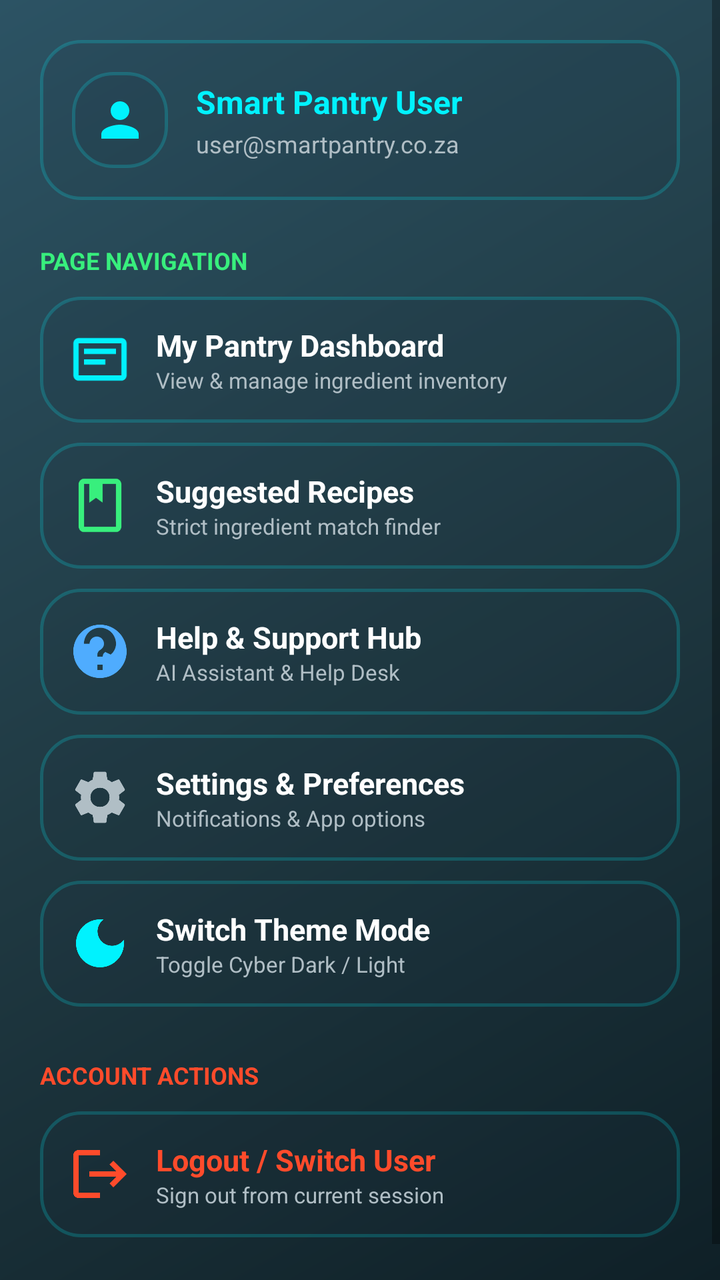
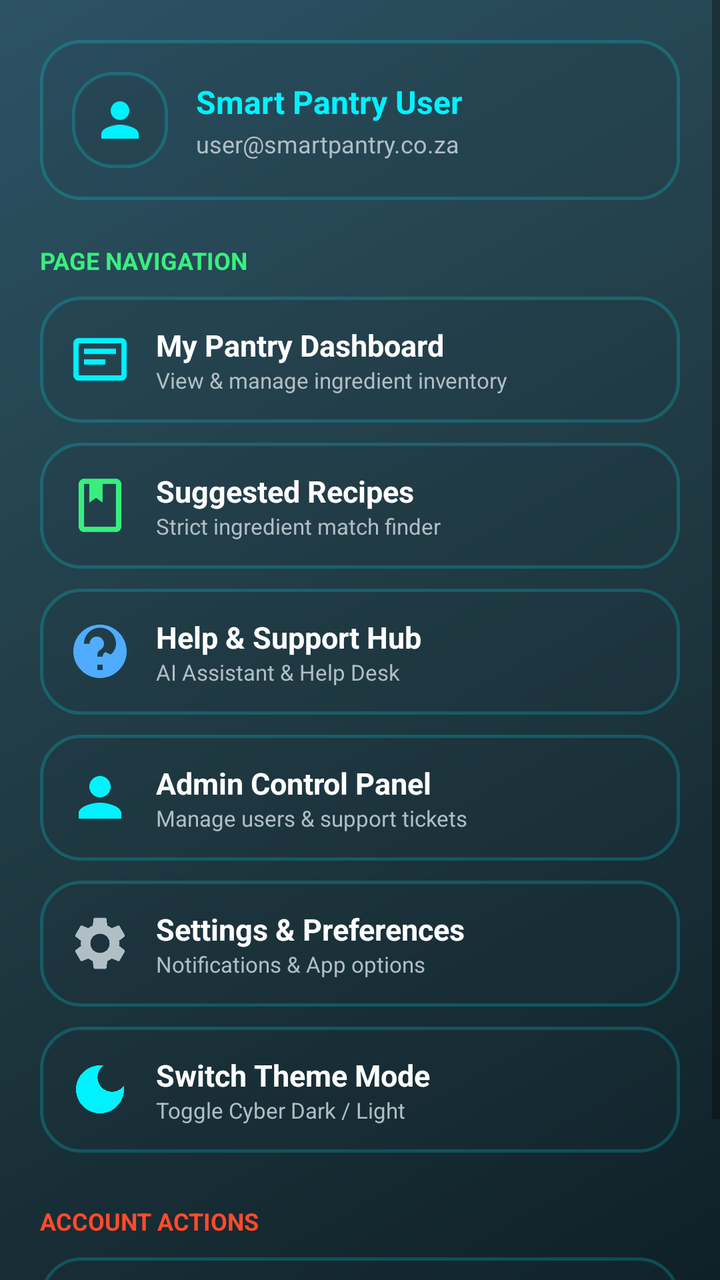

Compare the two renders of this Android layout. The source of the first and the diff that turns it into the second are given below.
<!-- AndroidManifest.xml: application theme AppTheme -->
<!-- res/layout/nav_sidebar.xml -->
<?xml version="1.0" encoding="utf-8"?>
<ScrollView xmlns:android="http://schemas.android.com/apk/res/android"
    android:layout_width="match_parent"
    android:layout_height="match_parent"
    android:background="@drawable/bg_gradient_main"
    android:fillViewport="true">

    <LinearLayout
        android:layout_width="match_parent"
        android:layout_height="wrap_content"
        android:orientation="vertical"
        android:padding="20dp">

        
        <LinearLayout
            android:layout_width="match_parent"
            android:layout_height="wrap_content"
            android:background="@drawable/bg_card_glass_3d"
            android:gravity="center_vertical"
            android:orientation="horizontal"
            android:padding="16dp">

            <ImageView
                android:id="@+id/navUserAvatar"
                android:layout_width="48dp"
                android:layout_height="48dp"
                android:background="@drawable/bg_card_glass_3d"
                android:contentDescription="User Avatar"
                android:padding="10dp"
                android:src="@drawable/ic_person" />

            <LinearLayout
                android:layout_width="match_parent"
                android:layout_height="wrap_content"
                android:layout_marginStart="14dp"
                android:orientation="vertical">

                <TextView
                    android:id="@+id/navUserName"
                    android:layout_width="wrap_content"
                    android:layout_height="wrap_content"
                    android:text="Smart Pantry User"
                    android:textColor="#00F2FE"
                    android:textSize="16sp"
                    android:textStyle="bold" />

                <TextView
                    android:id="@+id/navUserEmail"
                    android:layout_width="wrap_content"
                    android:layout_height="wrap_content"
                    android:layout_marginTop="2dp"
                    android:text="user@smartpantry.co.za"
                    android:textColor="#B0BEC5"
                    android:textSize="12sp" />
            </LinearLayout>
        </LinearLayout>

        <TextView
            android:layout_width="match_parent"
            android:layout_height="wrap_content"
            android:layout_marginTop="22dp"
            android:layout_marginBottom="10dp"
            android:text="PAGE NAVIGATION"
            android:textColor="#38EF7D"
            android:textSize="12sp"
            android:textStyle="bold" />

        
        <LinearLayout
            android:id="@+id/navBtnPantry"
            android:layout_width="match_parent"
            android:layout_height="wrap_content"
            android:layout_marginBottom="10dp"
            android:background="@drawable/bg_card_glass_3d"
            android:clickable="true"
            android:focusable="true"
            android:gravity="center_vertical"
            android:orientation="horizontal"
            android:padding="14dp">

            <ImageView
                android:layout_width="32dp"
                android:layout_height="32dp"
                android:contentDescription="Pantry Icon"
                android:src="@drawable/ic_pantry" />

            <LinearLayout
                android:layout_width="match_parent"
                android:layout_height="wrap_content"
                android:layout_marginStart="12dp"
                android:orientation="vertical">

                <TextView
                    android:layout_width="wrap_content"
                    android:layout_height="wrap_content"
                    android:text="My Pantry Dashboard"
                    android:textColor="#FFFFFF"
                    android:textSize="15sp"
                    android:textStyle="bold" />

                <TextView
                    android:layout_width="wrap_content"
                    android:layout_height="wrap_content"
                    android:text="View &amp; manage ingredient inventory"
                    android:textColor="#B0BEC5"
                    android:textSize="11sp" />
            </LinearLayout>
        </LinearLayout>

        
        <LinearLayout
            android:id="@+id/navBtnRecipes"
            android:layout_width="match_parent"
            android:layout_height="wrap_content"
            android:layout_marginBottom="10dp"
            android:background="@drawable/bg_card_glass_3d"
            android:clickable="true"
            android:focusable="true"
            android:gravity="center_vertical"
            android:orientation="horizontal"
            android:padding="14dp">

            <ImageView
                android:layout_width="32dp"
                android:layout_height="32dp"
                android:contentDescription="Recipes Icon"
                android:src="@drawable/ic_recipe" />

            <LinearLayout
                android:layout_width="match_parent"
                android:layout_height="wrap_content"
                android:layout_marginStart="12dp"
                android:orientation="vertical">

                <TextView
                    android:layout_width="wrap_content"
                    android:layout_height="wrap_content"
                    android:text="Suggested Recipes"
                    android:textColor="#FFFFFF"
                    android:textSize="15sp"
                    android:textStyle="bold" />

                <TextView
                    android:layout_width="wrap_content"
                    android:layout_height="wrap_content"
                    android:text="Strict ingredient match finder"
                    android:textColor="#B0BEC5"
                    android:textSize="11sp" />
            </LinearLayout>
        </LinearLayout>

        
        <LinearLayout
            android:id="@+id/navBtnSupport"
            android:layout_width="match_parent"
            android:layout_height="wrap_content"
            android:layout_marginBottom="10dp"
            android:background="@drawable/bg_card_glass_3d"
            android:clickable="true"
            android:focusable="true"
            android:gravity="center_vertical"
            android:orientation="horizontal"
            android:padding="14dp">

            <ImageView
                android:layout_width="32dp"
                android:layout_height="32dp"
                android:contentDescription="Support Icon"
                android:src="@drawable/ic_support" />

            <LinearLayout
                android:layout_width="match_parent"
                android:layout_height="wrap_content"
                android:layout_marginStart="12dp"
                android:orientation="vertical">

                <TextView
                    android:layout_width="wrap_content"
                    android:layout_height="wrap_content"
                    android:text="Help &amp; Support Hub"
                    android:textColor="#FFFFFF"
                    android:textSize="15sp"
                    android:textStyle="bold" />

                <TextView
                    android:layout_width="wrap_content"
                    android:layout_height="wrap_content"
                    android:text="AI Assistant &amp; Help Desk"
                    android:textColor="#B0BEC5"
                    android:textSize="11sp" />
            </LinearLayout>
        </LinearLayout>

        
        <LinearLayout
            android:id="@+id/navBtnSettings"
            android:layout_width="match_parent"
            android:layout_height="wrap_content"
            android:layout_marginBottom="10dp"
            android:background="@drawable/bg_card_glass_3d"
            android:clickable="true"
            android:focusable="true"
            android:gravity="center_vertical"
            android:orientation="horizontal"
            android:padding="14dp">

            <ImageView
                android:layout_width="32dp"
                android:layout_height="32dp"
                android:contentDescription="Settings Icon"
                android:src="@drawable/ic_settings" />

            <LinearLayout
                android:layout_width="match_parent"
                android:layout_height="wrap_content"
                android:layout_marginStart="12dp"
                android:orientation="vertical">

                <TextView
                    android:layout_width="wrap_content"
                    android:layout_height="wrap_content"
                    android:text="Settings &amp; Preferences"
                    android:textColor="#FFFFFF"
                    android:textSize="15sp"
                    android:textStyle="bold" />

                <TextView
                    android:layout_width="wrap_content"
                    android:layout_height="wrap_content"
                    android:text="Notifications &amp; App options"
                    android:textColor="#B0BEC5"
                    android:textSize="11sp" />
            </LinearLayout>
        </LinearLayout>

        
        <LinearLayout
            android:id="@+id/navBtnTheme"
            android:layout_width="match_parent"
            android:layout_height="wrap_content"
            android:layout_marginBottom="10dp"
            android:background="@drawable/bg_card_glass_3d"
            android:clickable="true"
            android:focusable="true"
            android:gravity="center_vertical"
            android:orientation="horizontal"
            android:padding="14dp">

            <ImageView
                android:layout_width="32dp"
                android:layout_height="32dp"
                android:contentDescription="Theme Icon"
                android:src="@drawable/ic_theme" />

            <LinearLayout
                android:layout_width="match_parent"
                android:layout_height="wrap_content"
                android:layout_marginStart="12dp"
                android:orientation="vertical">

                <TextView
                    android:layout_width="wrap_content"
                    android:layout_height="wrap_content"
                    android:text="Switch Theme Mode"
                    android:textColor="#FFFFFF"
                    android:textSize="15sp"
                    android:textStyle="bold" />

                <TextView
                    android:layout_width="wrap_content"
                    android:layout_height="wrap_content"
                    android:text="Toggle Cyber Dark / Light"
                    android:textColor="#B0BEC5"
                    android:textSize="11sp" />
            </LinearLayout>
        </LinearLayout>

        <TextView
            android:layout_width="match_parent"
            android:layout_height="wrap_content"
            android:layout_marginTop="16dp"
            android:layout_marginBottom="10dp"
            android:text="ACCOUNT ACTIONS"
            android:textColor="#FF4B2B"
            android:textSize="12sp"
            android:textStyle="bold" />

        
        <LinearLayout
            android:id="@+id/navBtnLogout"
            android:layout_width="match_parent"
            android:layout_height="wrap_content"
            android:layout_marginBottom="20dp"
            android:background="@drawable/bg_card_glass_3d"
            android:clickable="true"
            android:focusable="true"
            android:gravity="center_vertical"
            android:orientation="horizontal"
            android:padding="14dp">

            <ImageView
                android:layout_width="32dp"
                android:layout_height="32dp"
                android:contentDescription="Logout Icon"
                android:src="@drawable/ic_logout" />

            <LinearLayout
                android:layout_width="match_parent"
                android:layout_height="wrap_content"
                android:layout_marginStart="12dp"
                android:orientation="vertical">

                <TextView
                    android:layout_width="wrap_content"
                    android:layout_height="wrap_content"
                    android:text="Logout / Switch User"
                    android:textColor="#FF4B2B"
                    android:textSize="15sp"
                    android:textStyle="bold" />

                <TextView
                    android:layout_width="wrap_content"
                    android:layout_height="wrap_content"
                    android:text="Sign out from current session"
                    android:textColor="#B0BEC5"
                    android:textSize="11sp" />
            </LinearLayout>
        </LinearLayout>

    </LinearLayout>
</ScrollView>
<!-- resources referenced by this layout -->
<resources>
  <!-- drawable bg_card_glass_3d (drawable) -->
  <?xml version="1.0" encoding="utf-8"?>
  <ripple xmlns:android="http://schemas.android.com/apk/res/android"
      android:color="#2200F2FE">
      <item>
          <shape android:shape="rectangle">
              <solid android:color="#261E3240" />
              <corners android:radius="20dp" />
              <stroke
                  android:width="1.5dp"
                  android:color="#3300F2FE" />
          </shape>
      </item>
  </ripple>
  <!-- drawable bg_gradient_main (drawable) -->
  <?xml version="1.0" encoding="utf-8"?>
  <shape xmlns:android="http://schemas.android.com/apk/res/android">
      <gradient
          android:angle="135"
          android:centerColor="#203A43"
          android:endColor="#2C5364"
          android:startColor="#0F2027"
          android:type="linear" />
  </shape>
  <!-- drawable ic_logout (drawable) -->
  <vector xmlns:android="http://schemas.android.com/apk/res/android"
      android:width="24dp"
      android:height="24dp"
      android:viewportWidth="24"
      android:viewportHeight="24">
    <path
        android:fillColor="#FF4B2B"
        android:pathData="M17,7l-1.41,1.41L18.17,11H8v2h10.17l-2.58,2.58L17,17l5,-5zM4,5h8V3H4C2.9,3 2,3.9 2,5v14c0,1.1 0.9,2 2,2h8v-2H4V5z"/>
  </vector>
  <!-- drawable ic_pantry (drawable) -->
  <vector xmlns:android="http://schemas.android.com/apk/res/android"
      android:width="24dp"
      android:height="24dp"
      android:viewportWidth="24"
      android:viewportHeight="24">
    <path
        android:fillColor="#00F2FE"
        android:pathData="M20,4H4C2.9,4 2,4.9 2,6v12c0,1.1 0.9,2 2,2h16c1.1,0 2,-0.9 2,-2V6C22,4.9 21.1,4 20,4zM20,18H4V6h16V18zM6,8h12v2H6V8zM6,12h8v2H6V12z"/>
  </vector>
  <!-- drawable ic_person (drawable) -->
  <vector xmlns:android="http://schemas.android.com/apk/res/android"
      android:width="24dp"
      android:height="24dp"
      android:viewportWidth="24"
      android:viewportHeight="24">
    <path
        android:fillColor="#00F2FE"
        android:pathData="M12,12c2.21,0 4,-1.79 4,-4s-1.79,-4 -4,-4 -4,1.79 -4,4 1.79,4 4,4zM12,14c-2.67,0 -8,1.34 -8,4v2h16v-2c0,-2.66 -5.33,-4 -8,-4z"/>
  </vector>
  <!-- drawable ic_recipe (drawable) -->
  <vector xmlns:android="http://schemas.android.com/apk/res/android"
      android:width="24dp"
      android:height="24dp"
      android:viewportWidth="24"
      android:viewportHeight="24">
    <path
        android:fillColor="#38EF7D"
        android:pathData="M18,2H6C4.9,2 4,2.9 4,4v16c0,1.1 0.9,2 2,2h12c1.1,0 2,-0.9 2,-2V4C20,2.9 19.1,2 18,2zM18,20H6V4h2v7l2.5,-1.8L13,11V4h5V20z"/>
  </vector>
  <!-- drawable ic_theme (drawable) -->
  <vector xmlns:android="http://schemas.android.com/apk/res/android"
      android:width="24dp"
      android:height="24dp"
      android:viewportWidth="24"
      android:viewportHeight="24">
    <path
        android:fillColor="#00F2FE"
        android:pathData="M12,3c-4.97,0 -9,4.03 -9,9s4.03,9 9,9 9,-4.03 9,-9c0,-0.46 -0.04,-0.92 -0.1,-1.36 -0.98,1.37 -2.58,2.26 -4.4,2.26 -2.98,0 -5.4,-2.42 -5.4,-5.4 0,-1.81 0.89,-3.42 2.26,-4.4C12.92,3.04 12.46,3 12,3z"/>
  </vector>
  <style name="AppTheme" parent="Theme.MaterialComponents.DayNight.NoActionBar">
          <item name="colorPrimary">@color/cyber_teal_primary</item>
          <item name="colorPrimaryVariant">@color/dark_emerald</item>
          <item name="colorSecondary">@color/neon_emerald</item>
          <item name="android:fontFamily">sans-serif</item>
          <item name="android:statusBarColor">@color/cyber_dark_bg</item>
          <item name="android:navigationBarColor">@color/cyber_dark_bg</item>
          <item name="android:windowBackground">@drawable/bg_gradient_main</item>
      </style>
  <color name="cyber_teal_primary">#00F2FE</color>
  <color name="dark_emerald">#11998E</color>
  <color name="neon_emerald">#38EF7D</color>
  <color name="cyber_dark_bg">#0F2027</color>
  <!-- unchanged entries left out for length: 2 -->
</resources>

<!-- the commit's change to res/layout/nav_sidebar.xml (unified diff, before → after) -->
@@ -193,6 +193,48 @@
 
         
         <LinearLayout
+            android:id="@+id/navBtnAdmin"
+            android:layout_width="match_parent"
+            android:layout_height="wrap_content"
+            android:layout_marginBottom="10dp"
+            android:background="@drawable/bg_card_glass_3d"
+            android:clickable="true"
+            android:focusable="true"
+            android:gravity="center_vertical"
+            android:orientation="horizontal"
+            android:padding="14dp">
+
+            <ImageView
+                android:layout_width="32dp"
+                android:layout_height="32dp"
+                android:contentDescription="Admin Icon"
+                android:src="@drawable/ic_person" />
+
+            <LinearLayout
+                android:layout_width="match_parent"
+                android:layout_height="wrap_content"
+                android:layout_marginStart="12dp"
+                android:orientation="vertical">
+
+                <TextView
+                    android:layout_width="wrap_content"
+                    android:layout_height="wrap_content"
+                    android:text="Admin Control Panel"
+                    android:textColor="#FFFFFF"
+                    android:textSize="15sp"
+                    android:textStyle="bold" />
+
+                <TextView
+                    android:layout_width="wrap_content"
+                    android:layout_height="wrap_content"
+                    android:text="Manage users &amp; support tickets"
+                    android:textColor="#B0BEC5"
+                    android:textSize="11sp" />
+            </LinearLayout>
+        </LinearLayout>
+
+        
+        <LinearLayout
             android:id="@+id/navBtnSettings"
             android:layout_width="match_parent"
             android:layout_height="wrap_content"
